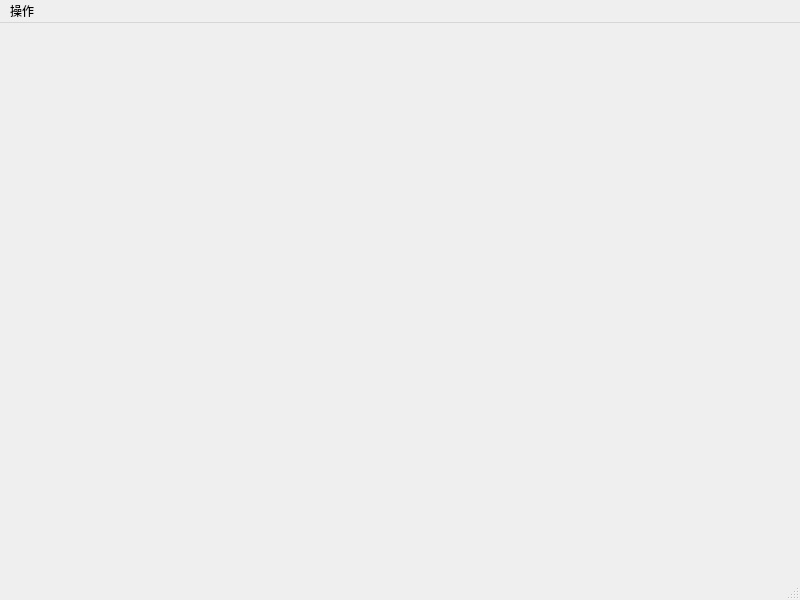
First picture: the form in src/main/python/ui/MainWindow.ui, repository MaphicalYng/net-listener, before the edit.
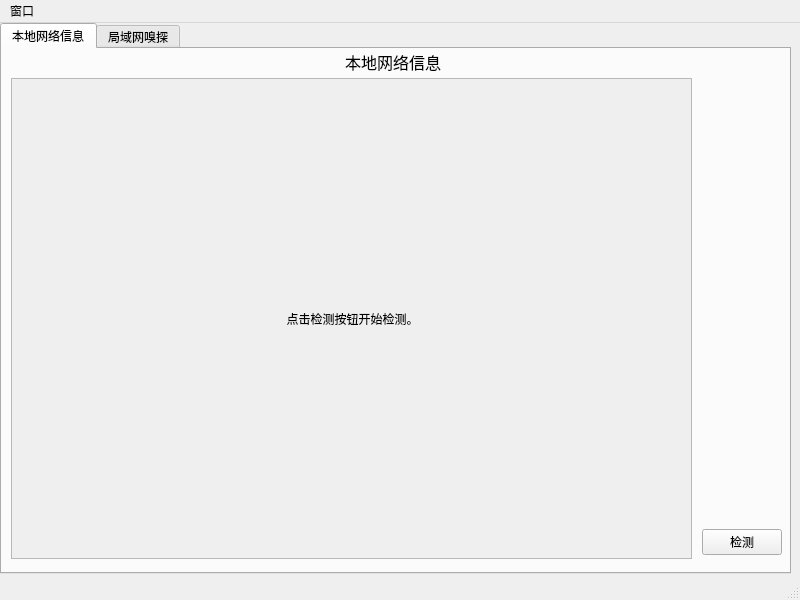
Second picture: the form after the edit.

Commit message: 1.基本布局框架完成。 2.本地网络配置检测逻辑完成。

The edit to the form file:
```diff
--- a/src/main/python/ui/MainWindow.ui
+++ b/src/main/python/ui/MainWindow.ui
@@ -10,10 +10,202 @@
     <height>600</height>
    </rect>
   </property>
+  <property name="minimumSize">
+   <size>
+    <width>800</width>
+    <height>600</height>
+   </size>
+  </property>
+  <property name="maximumSize">
+   <size>
+    <width>800</width>
+    <height>600</height>
+   </size>
+  </property>
   <property name="windowTitle">
    <string>MainWindow</string>
   </property>
-  <widget class="QWidget" name="centralwidget"/>
+  <widget class="QWidget" name="centralwidget">
+   <widget class="QTabWidget" name="tabWidget">
+    <property name="geometry">
+     <rect>
+      <x>0</x>
+      <y>0</y>
+      <width>791</width>
+      <height>551</height>
+     </rect>
+    </property>
+    <property name="sizePolicy">
+     <sizepolicy hsizetype="Fixed" vsizetype="Fixed">
+      <horstretch>0</horstretch>
+      <verstretch>0</verstretch>
+     </sizepolicy>
+    </property>
+    <property name="currentIndex">
+     <number>0</number>
+    </property>
+    <widget class="QWidget" name="tab">
+     <attribute name="title">
+      <string>本地网络信息</string>
+     </attribute>
+     <widget class="QPushButton" name="local_refresh_button">
+      <property name="geometry">
+       <rect>
+        <x>700</x>
+        <y>480</y>
+        <width>80</width>
+        <height>26</height>
+       </rect>
+      </property>
+      <property name="text">
+       <string>检测</string>
+      </property>
+     </widget>
+     <widget class="QScrollArea" name="scrollArea">
+      <property name="geometry">
+       <rect>
+        <x>9</x>
+        <y>29</y>
+        <width>681</width>
+        <height>481</height>
+       </rect>
+      </property>
+      <property name="sizePolicy">
+       <sizepolicy hsizetype="Fixed" vsizetype="Fixed">
+        <horstretch>0</horstretch>
+        <verstretch>0</verstretch>
+       </sizepolicy>
+      </property>
+      <property name="verticalScrollBarPolicy">
+       <enum>Qt::ScrollBarAsNeeded</enum>
+      </property>
+      <property name="sizeAdjustPolicy">
+       <enum>QAbstractScrollArea::AdjustToContents</enum>
+      </property>
+      <property name="widgetResizable">
+       <bool>true</bool>
+      </property>
+      <widget class="QWidget" name="scrollAreaWidgetContents">
+       <property name="geometry">
+        <rect>
+         <x>0</x>
+         <y>0</y>
+         <width>679</width>
+         <height>479</height>
+        </rect>
+       </property>
+       <property name="sizePolicy">
+        <sizepolicy hsizetype="Expanding" vsizetype="Expanding">
+         <horstretch>0</horstretch>
+         <verstretch>0</verstretch>
+        </sizepolicy>
+       </property>
+       <widget class="QLabel" name="device_info_label">
+        <property name="geometry">
+         <rect>
+          <x>10</x>
+          <y>0</y>
+          <width>661</width>
+          <height>481</height>
+         </rect>
+        </property>
+        <property name="sizePolicy">
+         <sizepolicy hsizetype="Expanding" vsizetype="Expanding">
+          <horstretch>0</horstretch>
+          <verstretch>0</verstretch>
+         </sizepolicy>
+        </property>
+        <property name="font">
+         <font>
+          <pointsize>10</pointsize>
+         </font>
+        </property>
+        <property name="text">
+         <string/>
+        </property>
+       </widget>
+       <widget class="QLabel" name="device_tip_label">
+        <property name="geometry">
+         <rect>
+          <x>0</x>
+          <y>-1</y>
+          <width>681</width>
+          <height>481</height>
+         </rect>
+        </property>
+        <property name="text">
+         <string>点击检测按钮开始检测。</string>
+        </property>
+        <property name="alignment">
+         <set>Qt::AlignCenter</set>
+        </property>
+       </widget>
+      </widget>
+     </widget>
+     <widget class="QWidget" name="layoutWidget">
+      <property name="geometry">
+       <rect>
+        <x>0</x>
+        <y>0</y>
+        <width>781</width>
+        <height>27</height>
+       </rect>
+      </property>
+      <layout class="QHBoxLayout" name="horizontalLayout">
+       <item>
+        <spacer name="horizontalSpacer_2">
+         <property name="orientation">
+          <enum>Qt::Horizontal</enum>
+         </property>
+         <property name="sizeHint" stdset="0">
+          <size>
+           <width>40</width>
+           <height>20</height>
+          </size>
+         </property>
+        </spacer>
+       </item>
+       <item>
+        <widget class="QLabel" name="label">
+         <property name="sizePolicy">
+          <sizepolicy hsizetype="Fixed" vsizetype="Fixed">
+           <horstretch>0</horstretch>
+           <verstretch>0</verstretch>
+          </sizepolicy>
+         </property>
+         <property name="font">
+          <font>
+           <pointsize>12</pointsize>
+          </font>
+         </property>
+         <property name="text">
+          <string>本地网络信息</string>
+         </property>
+        </widget>
+       </item>
+       <item>
+        <spacer name="horizontalSpacer">
+         <property name="orientation">
+          <enum>Qt::Horizontal</enum>
+         </property>
+         <property name="sizeHint" stdset="0">
+          <size>
+           <width>40</width>
+           <height>20</height>
+          </size>
+         </property>
+        </spacer>
+       </item>
+      </layout>
+     </widget>
+    </widget>
+    <widget class="QWidget" name="tab_2">
+     <attribute name="title">
+      <string>局域网嗅探</string>
+     </attribute>
+    </widget>
+   </widget>
+  </widget>
   <widget class="QMenuBar" name="menubar">
    <property name="geometry">
     <rect>
@@ -25,7 +217,7 @@
    </property>
    <widget class="QMenu" name="menu">
     <property name="title">
-     <string>操作</string>
+     <string>窗口</string>
     </property>
     <addaction name="actionClose"/>
    </widget>
```
Left out of the diff: 2 changed lines with no effect on the pictures. The commit also changes 4 other files.
